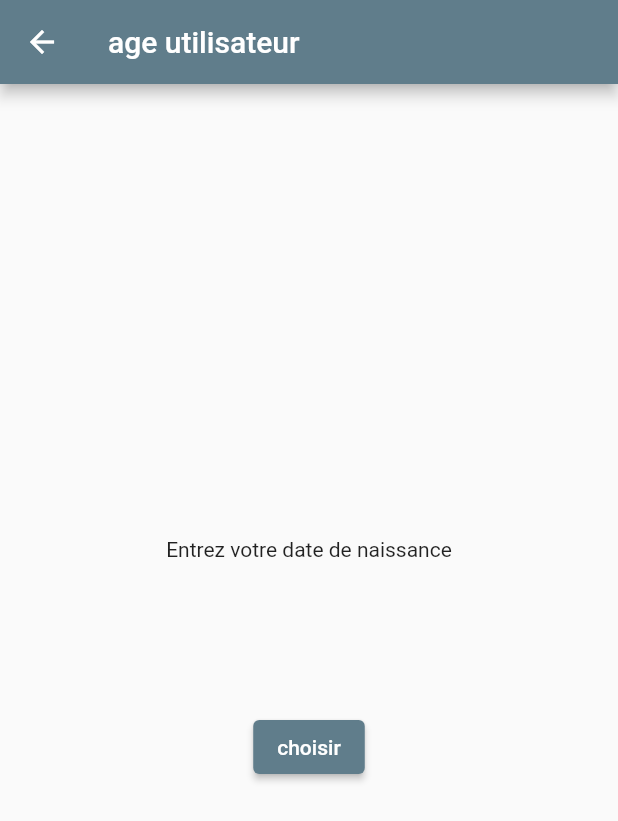
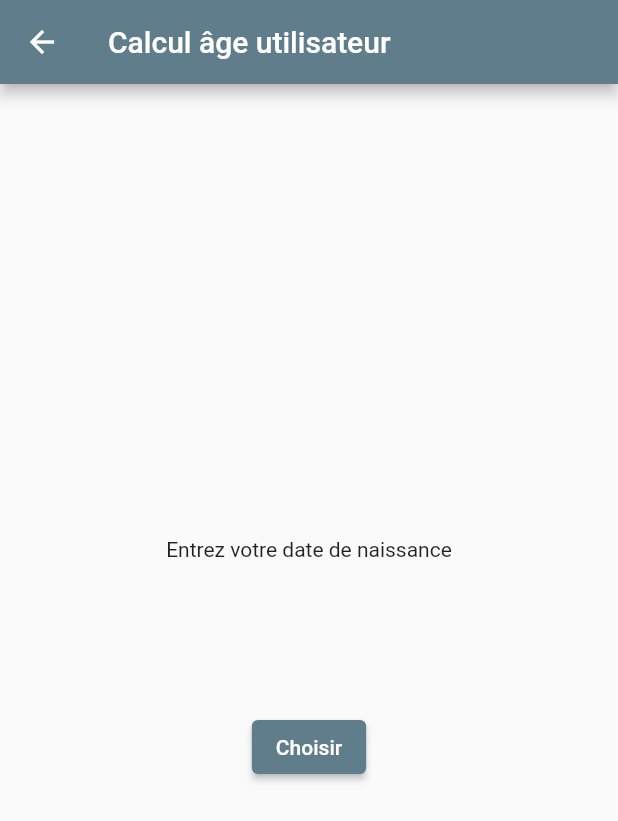
Before and after one commit to lucasdsm78/UtilitaireFlutter, a Flutter app: the UserYear screen opened by its route, on a phone screen of 412 x 824 dp. Shown: the top 821 px of the screen. Run offline on Flutter 3.47's test engine with Material 2 defaults, Android fonts, the light colour scheme and no system bars.

Commit message:
minus debug banner + redirection userYears

```diff
--- a/lib/widgets/_HomePage.dart
+++ b/lib/widgets/_HomePage.dart
@@ -2,6 +2,7 @@ import 'package:flutter/material.dart';
 
 import 'package:utilitaire_flutter/models/MenuItem.dart';
 import 'package:utilitaire_flutter/widgets/_DistanceConverterPage.dart';
+import 'package:utilitaire_flutter/widgets/userYears.dart';
 
 class HomePage extends StatefulWidget {
   static const tag = 'home_page';
@@ -23,7 +24,7 @@ class _HomePageState extends State<HomePage> {
             // TODO: Mettre à jour les routes
             MenuItem('Accueil', Icons.home , Colors.blueGrey, HomePage.tag),
             MenuItem('Distance', Icons.straighten , Colors.yellow, DistanceConverterPage.tag),
-            MenuItem('Anniversaire', Icons.cake , Colors.pink, DistanceConverterPage.tag),
+            MenuItem('Anniversaire', Icons.cake , Colors.pink, UserYear.tag),
             MenuItem('Informatique', Icons.folder , Colors.teal, DistanceConverterPage.tag),
             MenuItem('Température', Icons.thermostat , Colors.purple, DistanceConverterPage.tag),
             MenuItem('Chiffres romains', Icons.numbers , Colors.green, DistanceConverterPage.tag),
--- a/lib/widgets/_MyApp.dart
+++ b/lib/widgets/_MyApp.dart
@@ -9,6 +9,7 @@ class MyApp extends StatelessWidget {
   Widget build(BuildContext context) {
     return MaterialApp(
       title: 'Utilitaire Flutter',
+      debugShowCheckedModeBanner: false,
       routes: {
         HomePage.tag: (context) => HomePage(),
         DistanceConverterPage.tag: (context) => DistanceConverterPage(),
--- a/lib/widgets/userYears.dart
+++ b/lib/widgets/userYears.dart
@@ -95,7 +95,7 @@ class _MyUserYear extends State<UserYear> {
   Widget build(BuildContext context) {
     return Scaffold(
       appBar: AppBar(
-        title: const Text("age utilisateur"),
+        title: const Text("Calcul âge utilisateur"),
       ),
       body: Center(
         child: Column(
@@ -107,7 +107,7 @@ class _MyUserYear extends State<UserYear> {
             const SizedBox(height: 100),
             ElevatedButton(
               onPressed: (()=>_selectDate(context)),
-              child: const Text('choisir'),
+              child: const Text('Choisir'),
             ),
           ],
         ),
@@ -133,7 +133,7 @@ class _MyUserYear extends State<UserYear> {
                 height: 30,
               ),
               ElevatedButton(
-                child: const Text("O K"),
+                child: const Text("Fermer"),
                 onPressed: (){
                   Navigator.pop(buildContext);
                 },
```
